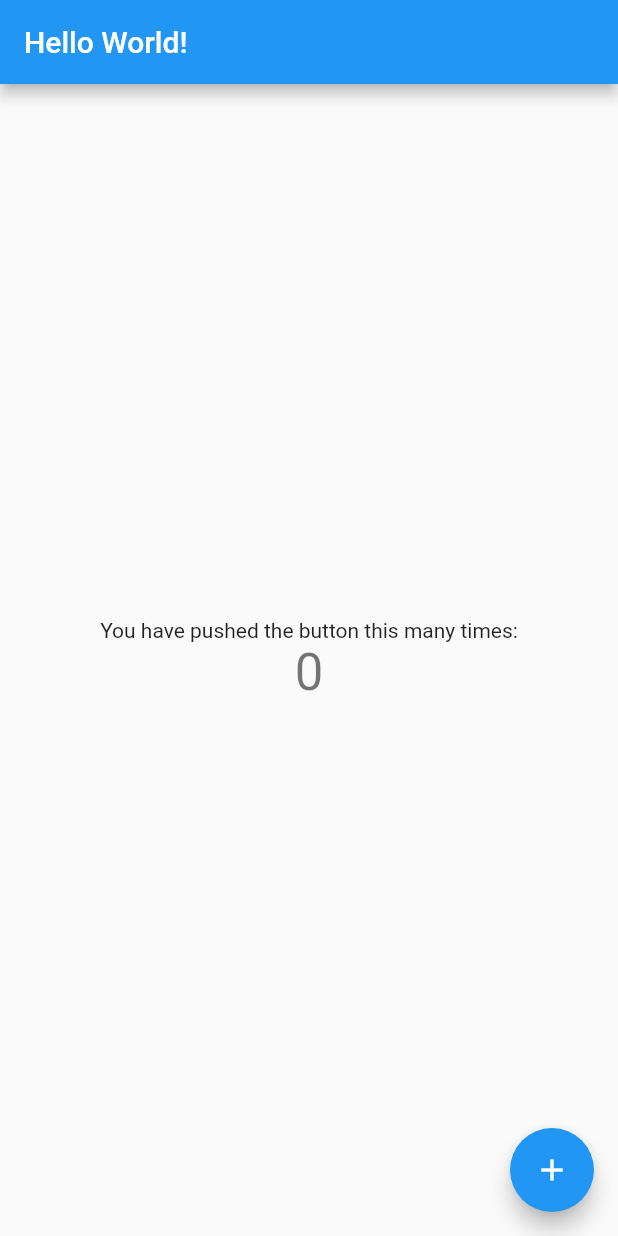
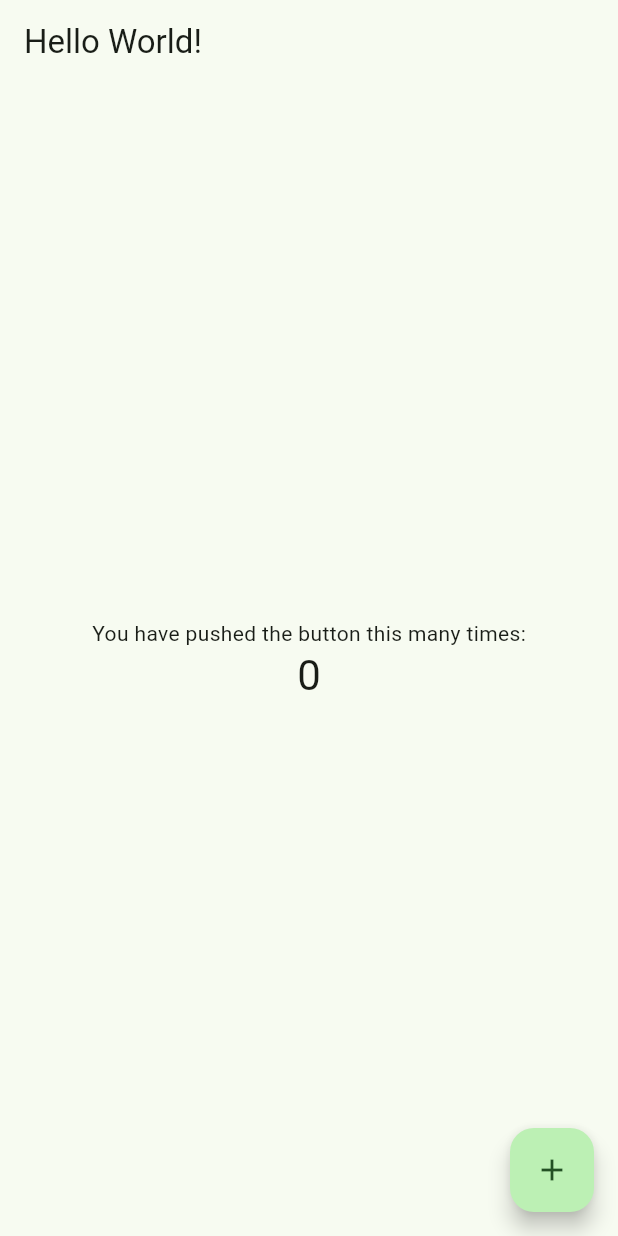
Before and after one commit to Pertempto/Lists, a Flutter app: the screen it shows after launch, on a phone screen of 412 x 824 dp. Run offline on Flutter 3.47's test engine with Material 2 defaults, Android fonts, the phone set to English and light mode, and no system bars.

Commit message:
Change theme.

```diff
--- a/lib/main.dart
+++ b/lib/main.dart
@@ -12,18 +12,7 @@ class MyApp extends StatelessWidget {
   Widget build(BuildContext context) {
     return MaterialApp(
       title: 'Flutter Demo',
-      theme: ThemeData(
-        // This is the theme of your application.
-        //
-        // Try running your application with "flutter run". You'll see the
-        // application has a blue toolbar. Then, without quitting the app, try
-        // changing the primarySwatch below to Colors.green and then invoke
-        // "hot reload" (press "r" in the console where you ran "flutter run",
-        // or simply save your changes to "hot reload" in a Flutter IDE).
-        // Notice that the counter didn't reset back to zero; the application
-        // is not restarted.
-        primarySwatch: Colors.blue,
-      ),
+      theme: ThemeData(useMaterial3: true, colorSchemeSeed: Colors.green),
       home: const MyHomePage(title: 'Flutter Demo Home Page'),
     );
   }
```
